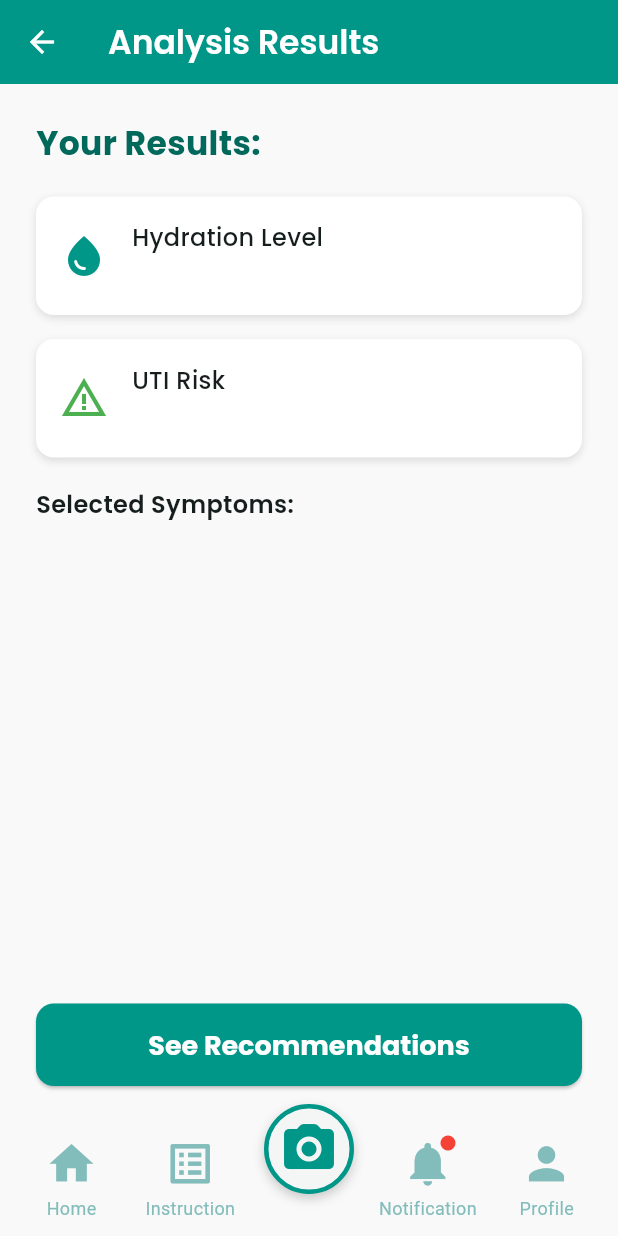
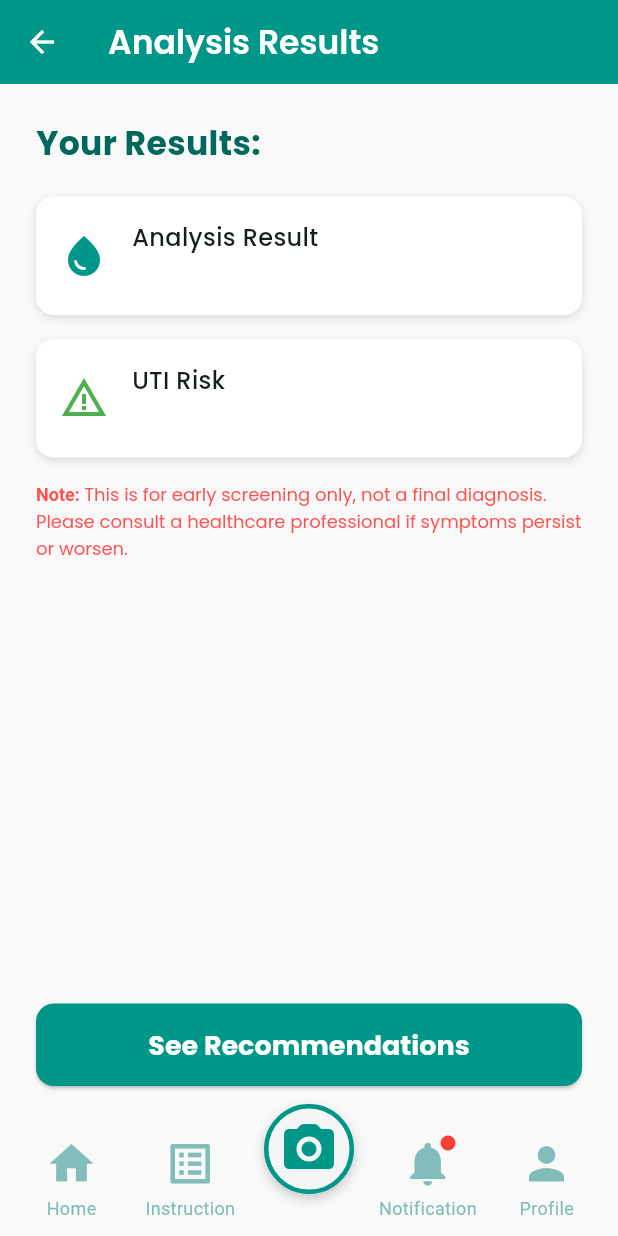
Before and after one commit to pearljanettecacayan/Urinova_app, a Flutter app: the ResultsScreen screen opened directly with empty values, on a phone screen of 412 x 824 dp. Run offline on Flutter 3.47's test engine with Material 3 defaults, Android fonts, the phone set to English and light mode, and no system bars; our stand-ins replace carousel_slider, cloud_firestore, firebase_auth, firebase_core, google_fonts, image_picker and 2 more; missing offline and left inert: tflite_flutter; accounts and stored records are empty; network calls fail.

Commit message:
finalizing UI

```diff
--- a/lib/components/CustomBottomNavBar.dart
+++ b/lib/components/CustomBottomNavBar.dart
@@ -38,13 +38,17 @@ class _CustomBottomNavBarState extends State<CustomBottomNavBar> {
     return StreamBuilder<QuerySnapshot>(
       stream: _notificationsEnabled
           ? FirebaseFirestore.instance
-              .collection('notifications')
-              .where('userId', isEqualTo: FirebaseAuth.instance.currentUser?.uid)
-              .where('read', isEqualTo: false)
-              .snapshots()
-          : const Stream.empty(), // 🔕 stop listening if disabled
+                .collection('notifications')
+                .where(
+                  'userId',
+                  isEqualTo: FirebaseAuth.instance.currentUser?.uid,
+                )
+                .where('read', isEqualTo: false)
+                .snapshots()
+          : const Stream.empty(), // disabled notification
       builder: (context, snapshot) {
-        bool hasUnreadNotif = _notificationsEnabled &&
+        bool hasUnreadNotif =
+            _notificationsEnabled &&
             snapshot.hasData &&
             snapshot.data!.docs.isNotEmpty;
 
@@ -101,7 +105,6 @@ class _CustomBottomNavBarState extends State<CustomBottomNavBar> {
                   ),
                 );
               }
-
               // Normal icons with badge
               return Expanded(
                 child: GestureDetector(
@@ -139,8 +142,9 @@ class _CustomBottomNavBarState extends State<CustomBottomNavBar> {
                           color: isSelected
                               ? Colors.teal
                               : const Color.fromARGB(255, 130, 189, 187),
-                          fontWeight:
-                              isSelected ? FontWeight.bold : FontWeight.normal,
+                          fontWeight: isSelected
+                              ? FontWeight.bold
+                              : FontWeight.normal,
                         ),
                       ),
                     ],
--- a/lib/main.dart
+++ b/lib/main.dart
@@ -26,9 +26,9 @@ void main() async {
   );
 
   await Supabase.initialize(
-    url: "https://wbsnusrqruytavsrrnwc.supabase.co",
+    url: "https://frlbewjdligucqujelih.supabase.co",
     anonKey:
-        "eyJhbGciOiJIUzI1NiIsInR5cCI6IkpXVCJ9.eyJpc3MiOiJzdXBhYmFzZSIsInJlZiI6Indic251c3JxcnV5dGF2c3JybndjIiwicm9sZSI6ImFub24iLCJpYXQiOjE3NTgwMDM4ODUsImV4cCI6MjA3MzU3OTg4NX0.D1YzwI3yvYYUEH0G9NKxTdbgx7XBax8bAKkD6oDdU38",
+        "eyJhbGciOiJIUzI1NiIsInR5cCI6IkpXVCJ9.eyJpc3MiOiJzdXBhYmFzZSIsInJlZiI6ImZybGJld2pkbGlndWNxdWplbGloIiwicm9sZSI6ImFub24iLCJpYXQiOjE3NTY4Mjg3MzcsImV4cCI6MjA3MjQwNDczN30.0q9dyhcg9XrpfS-44ibcBOmqzKinqg-NMgjNt3KKTCc",
   );
 
   runApp(UrinalysisApp());
@@ -119,7 +119,6 @@ class _UrinalysisAppState extends State<UrinalysisApp> {
               hydrationResult: args['hydrationResult'],
               utiRisk: args['utiRisk'],
               confidence: args['confidence'],
-              symptoms: args['symptoms'],
             ),
           );
         }
--- a/lib/screens/capture.dart
+++ b/lib/screens/capture.dart
@@ -20,7 +20,7 @@ class _CaptureScreenState extends State<CaptureScreen> {
   File? _image;
   final ImagePicker _picker = ImagePicker();
 
-  // ✅ Capture image from camera
+  // Capture image from camera
   Future<void> _captureImage() async {
     final XFile? captured = await _picker.pickImage(source: ImageSource.camera);
     if (captured == null) return;
@@ -41,7 +41,7 @@ class _CaptureScreenState extends State<CaptureScreen> {
     }
   }
 
-  // ✅ Upload image from gallery
+  // Upload image from gallery
   Future<void> _uploadImage() async {
     final XFile? picked = await _picker.pickImage(source: ImageSource.gallery);
     if (picked == null) return;
@@ -62,7 +62,7 @@ class _CaptureScreenState extends State<CaptureScreen> {
     }
   }
 
-  // ✅ Optimized blur detection (background isolate)
+  // Optimized blur detection (background isolate)
   static bool _checkBlur(String path) {
     try {
       final file = File(path);
--- a/lib/screens/history.dart
+++ b/lib/screens/history.dart
@@ -6,7 +6,7 @@ import 'package:firebase_auth/firebase_auth.dart';
 class HistoryScreen extends StatelessWidget {
   const HistoryScreen({super.key});
 
-  // ✅ Helper to convert month number to name
+  // Helper to convert month number to name
   String _getMonthName(int month) {
     const monthNames = [
       'January',
@@ -111,7 +111,7 @@ class HistoryScreen extends StatelessWidget {
                           ),
                         ),
                         subtitle: Text(
-                          'Hydration: $hydration • UTI Risk: $utiRisk',
+                          'Analysis Result: $hydration • UTI Risk: $utiRisk',
                           style: GoogleFonts.poppins(fontSize: 14),
                         ),
                         onTap: () {
@@ -167,7 +167,7 @@ class HistoryScreen extends StatelessWidget {
                                       ),
                                       const SizedBox(height: 8),
                                       Text(
-                                        'Hydration: $hydration',
+                                        'Analysis result: $hydration',
                                         style: GoogleFonts.poppins(
                                           fontSize: 16,
                                           fontWeight: FontWeight.w600,
--- a/lib/screens/instructions.dart
+++ b/lib/screens/instructions.dart
@@ -15,6 +15,7 @@ class _InstructionsScreenState extends State<InstructionsScreen> {
     'Prepare a clean, transparent container.',
     'Collect a fresh midstream urine sample.',
     'Place it on a white background under good lighting (natural light is best).',
+    'Avoid shadows or colored lighting, as they may affect color detection.',
     'Open the app and go to the Capture section.',
     'Align the camera and take a clear photo.',
   ];
--- a/lib/screens/profile.dart
+++ b/lib/screens/profile.dart
@@ -29,7 +29,7 @@ class _ProfileScreenState extends State<ProfileScreen> {
         Navigator.pushReplacementNamed(context, '/capture');
         break;
       case 3:
-        Navigator.pushReplacementNamed(context, '/notifications'); // 🔔
+        Navigator.pushReplacementNamed(context, '/notifications');
         break;
       case 4:
 
@@ -38,7 +38,7 @@ class _ProfileScreenState extends State<ProfileScreen> {
     }
   }
 
-  /// ✅ Auto-update profile data from Firestore
+  /// Auto-update profile data from Firestore
   Stream<Map<String, dynamic>?> _userDataStream() {
     final uid = FirebaseAuth.instance.currentUser?.uid;
     if (uid == null) return const Stream.empty();
@@ -97,14 +97,14 @@ class _ProfileScreenState extends State<ProfileScreen> {
               child: Column(
                 crossAxisAlignment: CrossAxisAlignment.center,
                 children: [
-                  /// ✅ Profile Image (Firebase or Supabase URL works)
+                  /// Profile Image (Firebase or Supabase URL works)
                   CircleAvatar(
                     radius: 55,
                     backgroundColor: Colors.teal[100],
                     backgroundImage: (photoUrl != null && photoUrl.isNotEmpty)
                         ? NetworkImage(
                             photoUrl,
-                          ) // 👈 works for Supabase public URL
+                          ) // works for Supabase public URL
                         : null,
                     child: (photoUrl == null || photoUrl.isEmpty)
                         ? Icon(Icons.person, size: 60, color: Colors.teal[700])
--- a/lib/screens/results.dart
+++ b/lib/screens/results.dart
@@ -9,14 +9,12 @@ class ResultsScreen extends StatefulWidget {
   final String hydrationResult;
   final String utiRisk;
   final String confidence;
-  final List<String> symptoms;
 
   const ResultsScreen({
     super.key,
     required this.hydrationResult,
     required this.utiRisk,
     required this.confidence,
-    required this.symptoms,
   });
 
   @override
@@ -32,7 +30,7 @@ class _ResultsScreenState extends State<ResultsScreen> {
     _addNotification();
   }
 
-  /// ✅ Add notification for results
+  /// Add notification for results
   Future<void> _addNotification() async {
     final uid = FirebaseAuth.instance.currentUser?.uid;
     if (uid == null) return;
@@ -97,7 +95,7 @@ class _ResultsScreenState extends State<ResultsScreen> {
             ),
             const SizedBox(height: 20),
             _buildResultCard(
-              'Hydration Level',
+              'Analysis Result',
               widget.hydrationResult,
               '',
               Icons.water_drop,
@@ -111,17 +109,24 @@ class _ResultsScreenState extends State<ResultsScreen> {
               Icons.warning_amber,
               Colors.green,
             ),
-            const SizedBox(height: 20),
-            Text(
-              "Selected Symptoms:",
-              style: GoogleFonts.poppins(
-                fontWeight: FontWeight.w600,
-                fontSize: 16,
+            const SizedBox(height: 16),
+            RichText(
+              text: TextSpan(
+                style: GoogleFonts.poppins(
+                  fontSize: 12,
+                  color: Colors.redAccent,
+                ),
+                children: [
+                  TextSpan(
+                    text: "Note: ",
+                    style: const TextStyle(fontWeight: FontWeight.bold),
+                  ),
+                  const TextSpan(
+                    text:
+                        "This is for early screening only, not a final diagnosis. Please consult a healthcare professional if symptoms persist or worsen.",
+                  ),
+                ],
               ),
-            ),
-            const SizedBox(height: 8),
-            ...widget.symptoms.map(
-              (s) => Text("• $s", style: GoogleFonts.poppins(fontSize: 14)),
             ),
             const Spacer(),
             SizedBox(
```
Also changed, not shown: lib/components/app_drawer.dart (+5 -5 lines), lib/screens/editprofile.dart (+41 -24 lines), lib/screens/home.dart (+2 -66 lines), lib/screens/login.dart (+18 -14 lines), lib/screens/register.dart (+6 -6 lines), lib/screens/symptoms.dart (+16 -60 lines), 1 other file.
